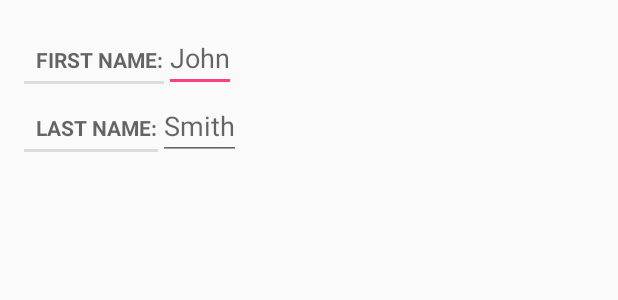
After one commit to andersonda/group7project, an Android app: the layout fragment_register.xml on its own in the app's theme, with its tools: preview values and no code run, on a phone screen of 412 x 824 dp. The commit adds this screen. Shown: the top 300 px of the screen. Run offline under Robolectric (Android 15) with nearby library versions, the phone set to English and light mode, and no system bars.

Commit message:
very initial work on registration layout

```diff
--- a/app/src/main/AndroidManifest.xml
+++ b/app/src/main/AndroidManifest.xml
@@ -9,7 +9,7 @@
         android:roundIcon="@mipmap/ic_launcher_round"
         android:supportsRtl="true"
         android:theme="@style/AppTheme">
-        <activity android:name=".MainActivity">
+        <activity android:name=".RegistrationActivity">
             <intent-filter>
                 <action android:name="android.intent.action.MAIN" />
 
--- a/app/src/main/java/edu/ecu/cs/exerciseapplication/MainActivity.java
+++ b/app/src/main/java/edu/ecu/cs/exerciseapplication/RegistrationActivity.java
@@ -3,11 +3,11 @@ package edu.ecu.cs.exerciseapplication;
 import android.support.v7.app.AppCompatActivity;
 import android.os.Bundle;
 
-public class MainActivity extends AppCompatActivity {
+public class RegistrationActivity extends AppCompatActivity {
 
     @Override
     protected void onCreate(Bundle savedInstanceState) {
         super.onCreate(savedInstanceState);
-        setContentView(R.layout.activity_main);
+        setContentView(R.layout.activity_register);
     }
 }
--- /dev/null
+++ b/app/src/main/res/layout/activity_register.xml
@@ -0,0 +1,6 @@
+<?xml version="1.0" encoding="utf-8"?>
+<FrameLayout
+    xmlns:android="http://schemas.android.com/apk/res/android"
+    android:id="@+id/registration_container"
+    android:layout_width="match_parent"
+    android:layout_height="match_parent" />
--- /dev/null
+++ b/app/src/main/res/layout/fragment_register.xml
@@ -0,0 +1,41 @@
+<?xml version="1.0" encoding="utf-8"?>
+<LinearLayout xmlns:android="http://schemas.android.com/apk/res/android"
+              android:orientation="vertical"
+              android:layout_width="match_parent"
+              android:layout_height="match_parent"
+              android:layout_margin="16dp">
+    <LinearLayout
+        android:layout_width="wrap_content"
+        android:layout_height="wrap_content"
+        android:orientation="horizontal">
+
+        <TextView
+            style="?android:listSeparatorTextViewStyle"
+            android:layout_width="wrap_content"
+            android:layout_height="wrap_content"
+            android:text="@string/register_fname"/>
+        <EditText
+            android:id="@+id/register_fname"
+            android:layout_width="wrap_content"
+            android:layout_height="wrap_content"
+            android:hint="@string/fname_hint"/>
+    </LinearLayout>
+
+    <LinearLayout
+        android:layout_width="wrap_content"
+        android:layout_height="wrap_content"
+        android:orientation="horizontal">
+
+        <TextView
+            style="?android:listSeparatorTextViewStyle"
+            android:layout_width="wrap_content"
+            android:layout_height="wrap_content"
+            android:text="@string/register_lname"/>
+        <EditText
+            android:id="@+id/register_lname"
+            android:layout_width="wrap_content"
+            android:layout_height="wrap_content"
+            android:hint="@string/lname_hint"/>
+    </LinearLayout>
+
+</LinearLayout>
--- a/app/src/main/res/values/strings.xml
+++ b/app/src/main/res/values/strings.xml
@@ -1,3 +1,11 @@
 <resources>
     <string name="app_name">Exercise Application</string>
+
+    <string name="register_fname">First Name:</string>
+    <string name="fname_hint">John</string>
+    <string name="register_lname">Last Name:</string>
+    <string name="lname_hint">Smith</string>
+    <string name="register_age">Age:</string>
+    <string name="register_weight">Weight:</string>
+    <string name="register_height">Height:</string>
 </resources>
```
Also changed, not shown: app/src/main/res/layout/activity_main.xml (deleted, +0 -18 lines).
